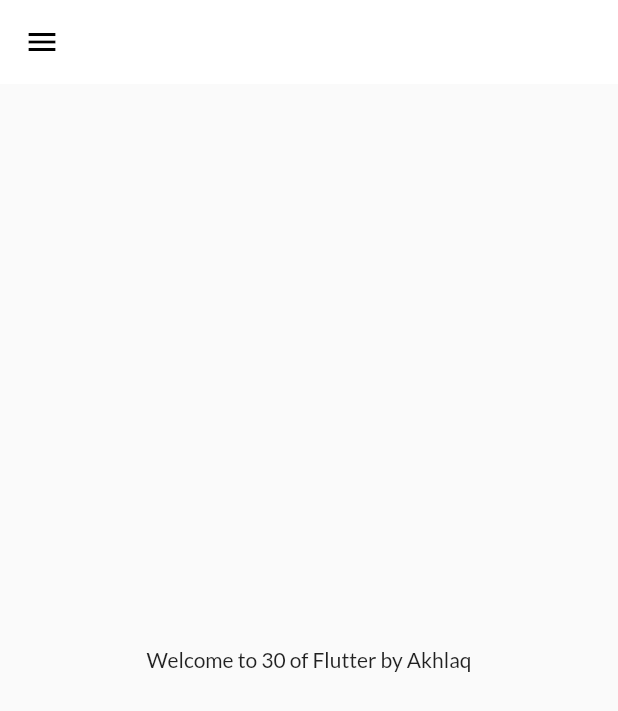
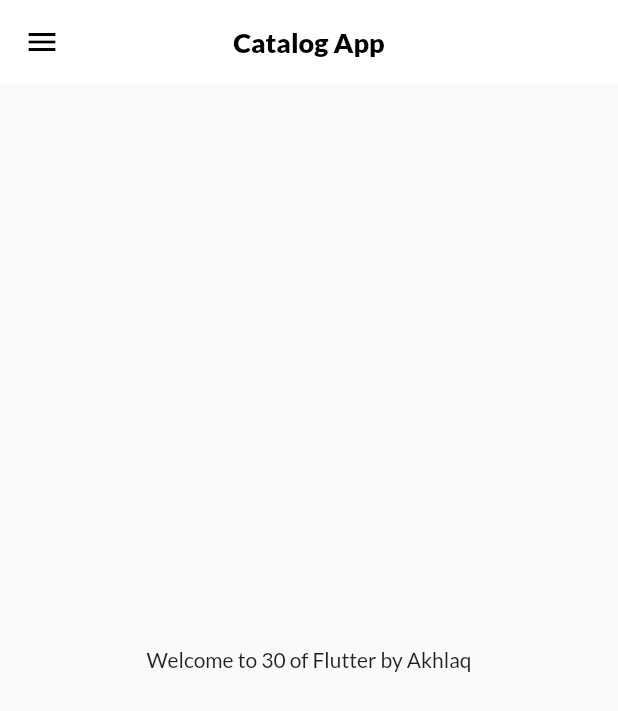
Before and after one commit to AkhlaqShaikh1/Catalog-App, a Flutter app: the screen it shows after launch, on a phone screen of 412 x 824 dp. Shown: the top 711 px of the screen. Run offline on Flutter 3.47's test engine with Material 2 defaults, Android fonts, the phone set to English and light mode, and no system bars; our stand-ins replace google_fonts.

Commit message:
day10 complete

```diff
--- a/lib/pages/home_page.dart
+++ b/lib/pages/home_page.dart
@@ -9,12 +9,12 @@ class HomePage extends StatelessWidget {
   Widget build(BuildContext context) {
     return Scaffold(
       appBar: AppBar(
-        backgroundColor: Colors.white,
-        elevation: 0,
         title: Text(title),
       ),
       body: Center(
-        child:Text("Welcome to $days of Flutter by $name"),
+        child:Container(
+          child: Text("Welcome to $days of Flutter by $name")
+          ),
       ),
       drawer: const MyDrawer(),
     );
--- a/lib/pages/login_page.dart
+++ b/lib/pages/login_page.dart
@@ -125,6 +125,7 @@ class _LoginPageState extends State<LoginPage> {
               ],
             ),
           ),
-        ));
+        )
+        );
   }
 }
--- a/lib/widgets/themes.dart
+++ b/lib/widgets/themes.dart
@@ -11,7 +11,13 @@ class MyTheme {
         color: Colors.white,
         elevation: 0,
         iconTheme: IconThemeData(color: Colors.black),
-        toolbarTextStyle: AppBarTheme.of(context).titleTextStyle,
+        titleTextStyle: TextStyle(
+          color: Colors.black,
+          fontFamily: GoogleFonts.lato().fontFamily,
+          fontWeight: FontWeight.w900,
+          fontSize: 18,
+        ),
+        centerTitle: true,
       ));
   static ThemeData darkTheme(BuildContext context) =>
       ThemeData(brightness: Brightness.dark);
```
Also changed, not shown: lib/models/catalog.dart (added, +27 -0 lines).
